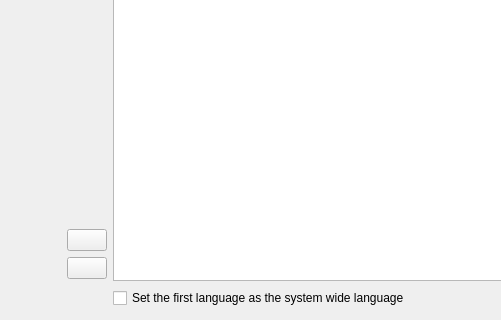
Old version of the form playground/fatih.arslan/kcmlocale/language.ui in the repository pars-linux/uludag; both pictures show x 0 to 501 and y 275 to 595 of the 1031 by 595 pixel window.
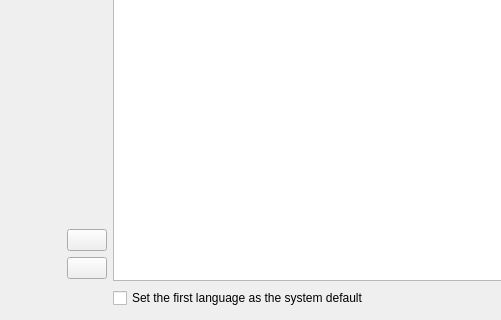
New version of the form. Icons and pictures are not drawn. Custom widgets are drawn as their Qt base class.

Patch:
```diff
--- a/playground/fatih.arslan/kcmlocale/language.ui
+++ b/playground/fatih.arslan/kcmlocale/language.ui
@@ -136,7 +136,7 @@
            <item>
             <widget class="QCheckBox" name="m_systemWide">
              <property name="text">
-              <string>Set the first language as the system wide language</string>
+              <string>Set the first language as the system default</string>
              </property>
             </widget>
            </item>
```
